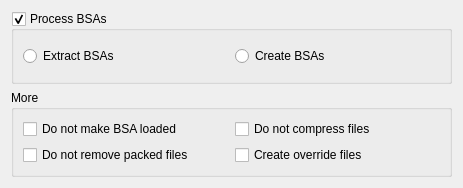
The window that src/gui/AdvancedBSAModule.ui (Guekka/cathedral-assets-optimizer) describes before a commit, drawn with Qt 5.
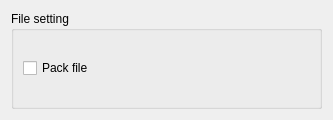
The same window after the commit.

Commit message: feat: patterns can disable files from being packed #7

```diff
--- a/src/gui/AdvancedBSAModule.ui
+++ b/src/gui/AdvancedBSAModule.ui
@@ -6,8 +6,8 @@
    <rect>
     <x>0</x>
     <y>0</y>
-    <width>463</width>
-    <height>188</height>
+    <width>333</width>
+    <height>120</height>
    </rect>
   </property>
   <property name="windowTitle">
@@ -16,86 +16,27 @@
   <layout class="QVBoxLayout" name="verticalLayout">
    <item>
     <widget class="QGroupBox" name="baseGroupBox">
-     <property name="title">
-      <string>Process BSAs</string>
-     </property>
-     <property name="checkable">
-      <bool>true</bool>
-     </property>
-     <layout class="QHBoxLayout" name="horizontalLayout">
-      <item>
-       <widget class="QRadioButton" name="BSAExtract">
-        <property name="cursor">
-         <cursorShape>WhatsThisCursor</cursorShape>
-        </property>
-        <property name="toolTip">
-         <string>&lt;html&gt;&lt;head/&gt;&lt;body&gt;&lt;p&gt;Extracts all BSAs&lt;/p&gt;&lt;p&gt;&lt;br/&gt;Note: loose files are not overwritten by files in BSAs&lt;/p&gt;&lt;/body&gt;&lt;/html&gt;</string>
-        </property>
-        <property name="text">
-         <string>Extract BSAs</string>
-        </property>
-       </widget>
-      </item>
-      <item>
-       <widget class="QRadioButton" name="BSACreate">
-        <property name="cursor">
-         <cursorShape>WhatsThisCursor</cursorShape>
-        </property>
-        <property name="toolTip">
-         <string>&lt;html&gt;&lt;head/&gt;&lt;body&gt;&lt;p&gt;Packs all loose files into BSAs&lt;/p&gt;&lt;/body&gt;&lt;/html&gt;</string>
-        </property>
-        <property name="text">
-         <string>Create BSAs</string>
-        </property>
-       </widget>
-      </item>
-     </layout>
-    </widget>
-   </item>
-   <item>
-    <widget class="QGroupBox" name="moreGroupBox">
      <property name="sizePolicy">
-      <sizepolicy hsizetype="Minimum" vsizetype="Fixed">
+      <sizepolicy hsizetype="Preferred" vsizetype="Preferred">
        <horstretch>0</horstretch>
        <verstretch>0</verstretch>
       </sizepolicy>
      </property>
      <property name="title">
-      <string>More</string>
+      <string>File setting</string>
      </property>
      <property name="checkable">
       <bool>false</bool>
      </property>
      <layout class="QGridLayout" name="gridLayout_5">
-      <item row="0" column="1">
-       <widget class="QCheckBox" name="dontCompress">
-        <property name="text">
-         <string>Do not compress files</string>
-        </property>
-       </widget>
-      </item>
       <item row="0" column="0">
-       <widget class="QCheckBox" name="dontMakeLoaded">
-        <property name="cursor">
-         <cursorShape>WhatsThisCursor</cursorShape>
+       <widget class="QCheckBox" name="packFile">
+        <property name="sizePolicy">
+         <sizepolicy hsizetype="Minimum" vsizetype="Fixed">
+          <horstretch>0</horstretch>
+          <verstretch>0</verstretch>
+         </sizepolicy>
         </property>
-        <property name="toolTip">
-         <string>&lt;html&gt;&lt;head/&gt;&lt;body&gt;&lt;p&gt;If enabled, CAO will not make BSAs loaded by the game. &lt;/p&gt;&lt;p&gt;That is to say: &lt;/p&gt;&lt;p&gt;- For games that use plugins, CAO will not create dummy plugins &lt;/p&gt;&lt;p&gt;- For games that use the ini, CAO will not edit the INI (&lt;span style=&quot; font-weight:600;&quot;&gt;Note: CAO does not support yet editing the INI. This option will have no effect on these games&lt;/span&gt;)&lt;/p&gt;&lt;/body&gt;&lt;/html&gt;</string>
-        </property>
-        <property name="text">
-         <string>Do not make BSA loaded</string>
-        </property>
-       </widget>
-      </item>
-      <item row="1" column="0">
-       <widget class="QCheckBox" name="dontRemoveFiles">
-        <property name="text">
-         <string>Do not remove packed files</string>
-        </property>
-       </widget>
-      </item>
-      <item row="1" column="1">
-       <widget class="QCheckBox" name="makeOverrides">
         <property name="cursor">
          <cursorShape>WhatsThisCursor</cursorShape>
         </property>
@@ -103,7 +44,7 @@
          <string>&lt;html&gt;&lt;head/&gt;&lt;body&gt;&lt;p&gt;If enabled, CAO will create an override file for each created BSA.&lt;/p&gt;&lt;p&gt;This is in general only useful for Fallout: New Vegas. Unlike the newer titles, a BSA is not loaded at the same time as the associated plugin. With JIP installed, an .override file causes the engine to mimick this new behaviour.&lt;/p&gt;&lt;/body&gt;&lt;/html&gt;</string>
         </property>
         <property name="text">
-         <string>Create override files</string>
+         <string>Pack file</string>
         </property>
        </widget>
       </item>
```
Left out of the diff: 2 changed lines with no effect on the pictures. The commit also changes 8 other files.
